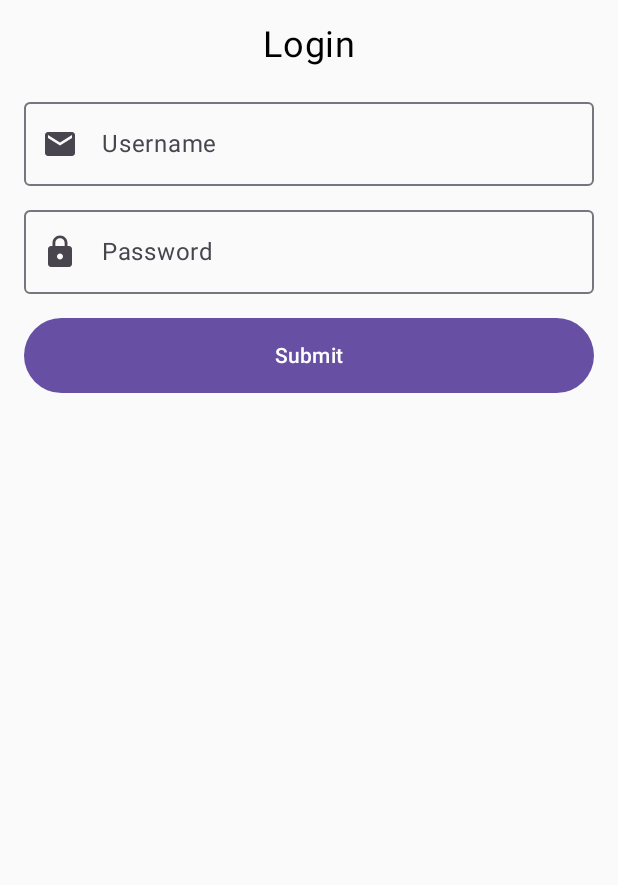
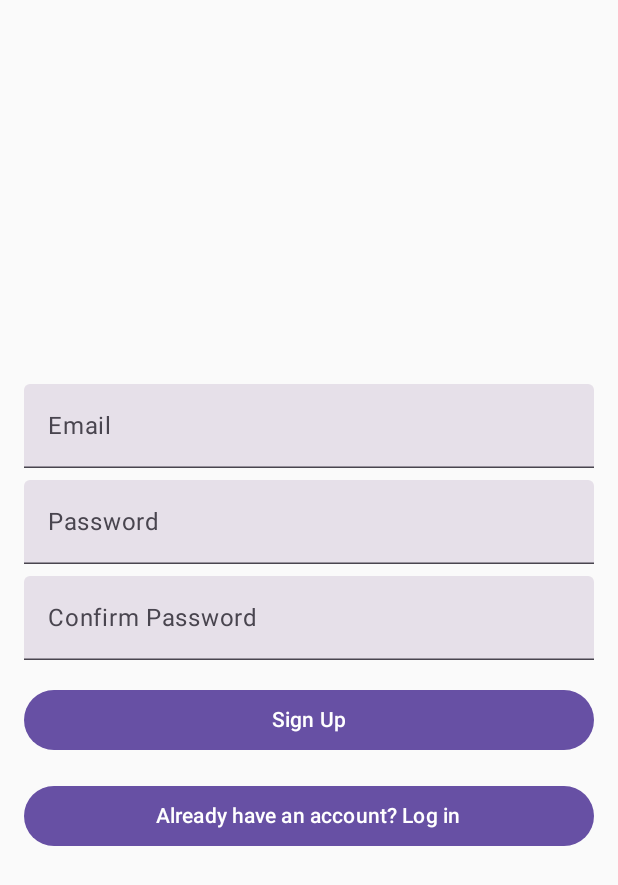
Before and after one commit to RachnaRajinder/AdvanceAndroidKotlin, an Android app built with Jetpack Compose: the screen it shows after launch (MainActivity), on a phone screen of 412 x 824 dp. Shown: the top 885 px of the screen. Run offline under Robolectric (Android 15) with nearby library versions, the phone set to English and light mode, and no system bars; our stand-ins replace Firebase (no records; nobody signed in at launch, a user with empty details on screens opened directly).

Commit message:
Kotlin firabse ath

```diff
--- a/app/src/main/AndroidManifest.xml
+++ b/app/src/main/AndroidManifest.xml
@@ -1,8 +1,11 @@
 <?xml version="1.0" encoding="utf-8"?>
 <manifest xmlns:android="http://schemas.android.com/apk/res/android"
     xmlns:tools="http://schemas.android.com/tools">
+    <uses-permission android:name="android.permission.INTERNET" />
+
 
     <application
+        android:name=".MyApp"
         android:allowBackup="true"
         android:dataExtractionRules="@xml/data_extraction_rules"
         android:fullBackupContent="@xml/backup_rules"
@@ -11,7 +14,9 @@
         android:roundIcon="@mipmap/ic_launcher_round"
         android:supportsRtl="true"
         android:theme="@style/Theme.Login"
+
         tools:targetApi="31">
+
         <activity
             android:name=".MainActivity"
             android:exported="true"
--- a/app/src/main/java/com/example/login/MainActivity.kt
+++ b/app/src/main/java/com/example/login/MainActivity.kt
@@ -3,93 +3,73 @@ package com.example.login
 import android.os.Bundle
 import androidx.activity.ComponentActivity
 import androidx.activity.compose.setContent
-import androidx.compose.foundation.layout.*
-import androidx.compose.foundation.text.KeyboardOptions
-import androidx.compose.material3.*
-import androidx.compose.material.icons.Icons
-import androidx.compose.material.icons.filled.Email
-import androidx.compose.material.icons.filled.Lock
-import androidx.compose.material3.ButtonDefaults.buttonColors
-import androidx.compose.runtime.Composable
+import androidx.compose.foundation.layout.Arrangement
+import androidx.compose.foundation.layout.Column
+import androidx.compose.foundation.layout.fillMaxSize
+import androidx.compose.foundation.layout.padding
+import androidx.compose.material3.Button
 import androidx.compose.runtime.mutableStateOf
 import androidx.compose.runtime.remember
+
+
+import androidx.compose.material3.MaterialTheme
+import androidx.compose.material3.Text
+import androidx.compose.runtime.Composable
+import androidx.compose.runtime.getValue
+import androidx.compose.runtime.setValue
 import androidx.compose.ui.Alignment
 import androidx.compose.ui.Modifier
-import androidx.compose.ui.graphics.Color
-import androidx.compose.ui.text.input.ImeAction
-import androidx.compose.ui.text.input.KeyboardType
-import androidx.compose.ui.text.input.PasswordVisualTransformation
 import androidx.compose.ui.unit.dp
-import androidx.compose.ui.unit.sp
+
 
 class MainActivity : ComponentActivity() {
     override fun onCreate(savedInstanceState: Bundle?) {
         super.onCreate(savedInstanceState)
         setContent {
             MaterialTheme {
-                LoginScreen()
+                var showSignupScreen by remember { mutableStateOf(true) }
+                var showLoginScreen by remember { mutableStateOf(false) }
+                var loggedIn by remember { mutableStateOf(false) }
+
+                if (showSignupScreen) {
+                    SignupScreen(
+                        onSignupSuccess = { email ->
+                            // After successful signup, update states to show login screen
+                            showSignupScreen = false
+                            showLoginScreen = true
+                        },
+                        onLoginClicked = { // Provide a callback for login click
+                            showSignupScreen = false
+                            showLoginScreen = true
+                        }
+                    )
+                } else if (showLoginScreen) {
+                    LoginScreen(
+                        onLoginClicked = { loginData, onLoginSuccess ->
+                            // Here you should add your logic to verify login credentials
+                            // For now, let's simulate successful login
+                            onLoginSuccess()
+                        },
+                        onSignUpClicked = {
+                            // Here, set to show signup screen
+                            showSignupScreen = true
+                            showLoginScreen = false
+                        },
+                        onLoginSuccess = {
+                            // After successful login, update states to show home screen
+                            loggedIn = true
+                            showLoginScreen = false
+                        },
+                        initialEmail = "" // Set initial email if needed, empty for now
+                    )
+                } else if (loggedIn) {
+                    HomeScreen(
+                        onLogout = { // Provide a callback for logout
+                            loggedIn = false
+                        }
+                    )
+                }
             }
         }
     }
 }
-
-@Composable
-fun LoginScreen() {
-    val username = remember { mutableStateOf("") }
-    val password = remember { mutableStateOf("") }
-
-    Column(
-        modifier = Modifier
-            .fillMaxSize()
-            .padding(16.dp),
-        horizontalAlignment = Alignment.CenterHorizontally
-    ) {
-        Text(
-            text = "Login",
-            fontSize = 24.sp,
-            modifier = Modifier.padding(bottom = 16.dp)
-        )
-
-        OutlinedTextField(
-            value = username.value,
-            onValueChange = { username.value = it },
-            label = { Text("Username") },
-            singleLine = true,
-            leadingIcon = { Icon(Icons.Filled.Email, contentDescription = "Email Icon") },
-            keyboardOptions = KeyboardOptions.Default.copy(
-                keyboardType = KeyboardType.Email,
-                imeAction = ImeAction.Next
-            ),
-            modifier = Modifier
-                .fillMaxWidth()
-                .padding(bottom = 8.dp)
-        )
-
-        OutlinedTextField(
-            value = password.value,
-            onValueChange = { password.value = it },
-            label = { Text("Password") },
-            singleLine = true,
-            leadingIcon = { Icon(Icons.Filled.Lock, contentDescription = "Lock Icon") },
-            visualTransformation = PasswordVisualTransformation(),
-            keyboardOptions = KeyboardOptions.Default.copy(
-                keyboardType = KeyboardType.Password,
-                imeAction = ImeAction.Done
-            ),
-            modifier = Modifier
-                .fillMaxWidth()
-                .padding(bottom = 16.dp)
-        )
-
-        Button(
-            onClick = { /* Implement login functionality */ },
-            modifier = Modifier
-                .fillMaxWidth()
-                .height(50.dp),
-            colors = buttonColors(containerColor = MaterialTheme.colorScheme.primary) // For material3
-
-        ) {
-            Text(text = "Submit", color = MaterialTheme.colorScheme.onPrimary) // For material3
-        }
-    }
-}
--- /dev/null
+++ b/app/src/main/java/com/example/login/MyApp.java
@@ -0,0 +1,14 @@
+package com.example.login;
+
+import android.app.Application;
+import com.google.firebase.FirebaseApp;
+
+public class MyApp extends Application {
+    @Override
+    public void onCreate() {
+        super.onCreate();
+        // Initialize Firebase
+
+        FirebaseApp.initializeApp(this);
+    }
+}
--- /dev/null
+++ b/app/src/main/java/com/example/login/SignupScreen.kt
@@ -0,0 +1,112 @@
+package com.example.login
+
+import androidx.compose.foundation.layout.*
+import androidx.compose.foundation.text.KeyboardOptions
+import androidx.compose.material3.*
+import androidx.compose.runtime.*
+import androidx.compose.ui.Alignment
+import androidx.compose.ui.Modifier
+import androidx.compose.ui.graphics.Color
+import androidx.compose.ui.text.input.KeyboardType
+import androidx.compose.ui.text.input.PasswordVisualTransformation
+import androidx.compose.ui.unit.dp
+import com.google.firebase.auth.FirebaseAuth
+
+fun createUserWithEmailAndPassword(
+    email: String,
+    password: String,
+    onSuccess: (String) -> Unit,
+    onError: (String) -> Unit
+) {
+    // Simulated Firebase call - replace this with real Firebase authentication
+    if (email.isNotEmpty() && password.length >= 6) { // Simple validation for example
+        onSuccess(email) // Simulate successful signup
+    } else {
+        onError("Failed to create user") // Simulate error
+    }
+}
+@Composable
+fun SignupScreen(
+    onSignupSuccess: (String) -> Unit,
+    onLoginClicked: () -> Unit
+) {
+    var email by remember { mutableStateOf("") }
+    var password by remember { mutableStateOf("") }
+    var confirmPassword by remember { mutableStateOf("") }
+    var errorMessage by remember { mutableStateOf("") }
+
+    Column(
+        modifier = Modifier
+            .padding(16.dp)
+            .fillMaxWidth()
+            .fillMaxHeight(),
+        verticalArrangement = Arrangement.Center,
+        horizontalAlignment = Alignment.CenterHorizontally
+    ) {
+        TextField(
+            value = email,
+            onValueChange = { email = it },
+            label = { Text("Email") },
+            keyboardOptions = KeyboardOptions.Default.copy(
+                keyboardType = KeyboardType.Email
+            ),
+            modifier = Modifier.fillMaxWidth()
+        )
+        TextField(
+            value = password,
+            onValueChange = { password = it },
+            label = { Text("Password") },
+            visualTransformation = PasswordVisualTransformation(),
+            keyboardOptions = KeyboardOptions.Default.copy(
+                keyboardType = KeyboardType.Password
+            ),
+            modifier = Modifier.fillMaxWidth().padding(top = 8.dp)
+        )
+        TextField(
+            value = confirmPassword,
+            onValueChange = { confirmPassword = it },
+            label = { Text("Confirm Password") },
+            visualTransformation = PasswordVisualTransformation(),
+            keyboardOptions = KeyboardOptions.Default.copy(
+                keyboardType = KeyboardType.Password
+            ),
+            modifier = Modifier.fillMaxWidth().padding(top = 8.dp)
+        )
+        if (errorMessage.isNotEmpty()) {
+            Text(
+                text = errorMessage,
+                color = Color.Red,
+                modifier = Modifier.padding(top = 8.dp)
+            )
+        }
+        Button(
+            onClick = {
+                if (password == confirmPassword) {
+                    // Call the signup function
+                    createUserWithEmailAndPassword(email, password, {
+                        // On success, invoke the onSignupSuccess callback
+                        onSignupSuccess(email)
+                    }) { errMsg ->
+                        errorMessage = errMsg
+                    }
+                } else {
+                    errorMessage = "Passwords do not match"
+                }
+            },
+            modifier = Modifier
+                .fillMaxWidth()
+                .padding(top = 16.dp)
+        ) {
+            Text("Sign Up")
+        }
+        // Button to navigate to the login screen
+        Button(
+            onClick = onLoginClicked,
+            modifier = Modifier
+                .fillMaxWidth()
+                .padding(top = 16.dp)
+        ) {
+            Text("Already have an account? Log in")
+        }
+    }
+}
--- a/build.gradle.kts
+++ b/build.gradle.kts
@@ -2,4 +2,5 @@
 plugins {
     id("com.android.application") version "8.2.2" apply false
     id("org.jetbrains.kotlin.android") version "1.9.0" apply false
+    id("com.google.gms.google-services") version "4.4.1" apply false
 }
```
Also changed, not shown: app/build.gradle.kts (+8 -2 lines), app/src/main/java/com/example/login/HomeScreen.kt (added, +30 -0 lines), app/src/main/java/com/example/login/LoginScreen.kt (added, +107 -0 lines), 1 other file.
